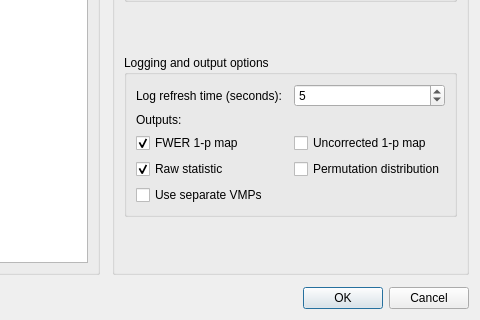
Qt form src/randomise.ui (amon80/randomise) before a commit; both pictures show x 439 to 919 and y 394 to 714 of the 919 by 714 pixel window.
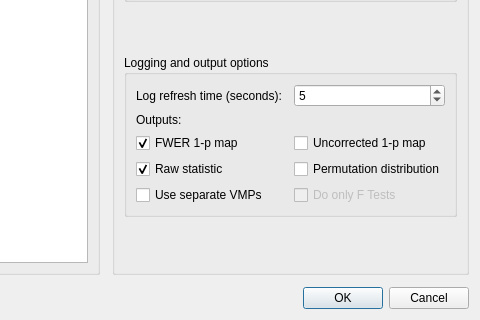
The same form after that commit.

Commit message: Added option to perform only F Tests

The edit to the form file:
```diff
--- a/src/randomise.ui
+++ b/src/randomise.ui
@@ -562,6 +562,16 @@
              </property>
             </widget>
            </item>
+           <item row="5" column="2">
+            <widget class="QCheckBox" name="doOnlyFTestsCheckBox">
+             <property name="enabled">
+              <bool>false</bool>
+             </property>
+             <property name="text">
+              <string>Do only F Tests</string>
+             </property>
+            </widget>
+           </item>
           </layout>
          </widget>
         </item>
```
The commit also changes 7 other files.
